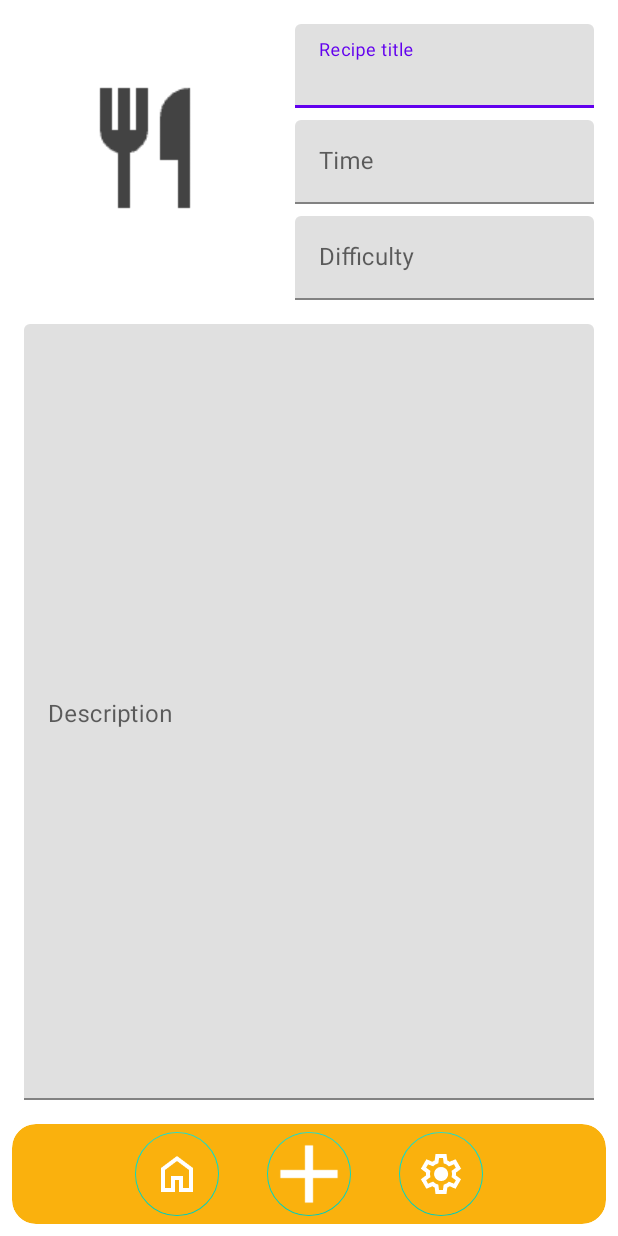
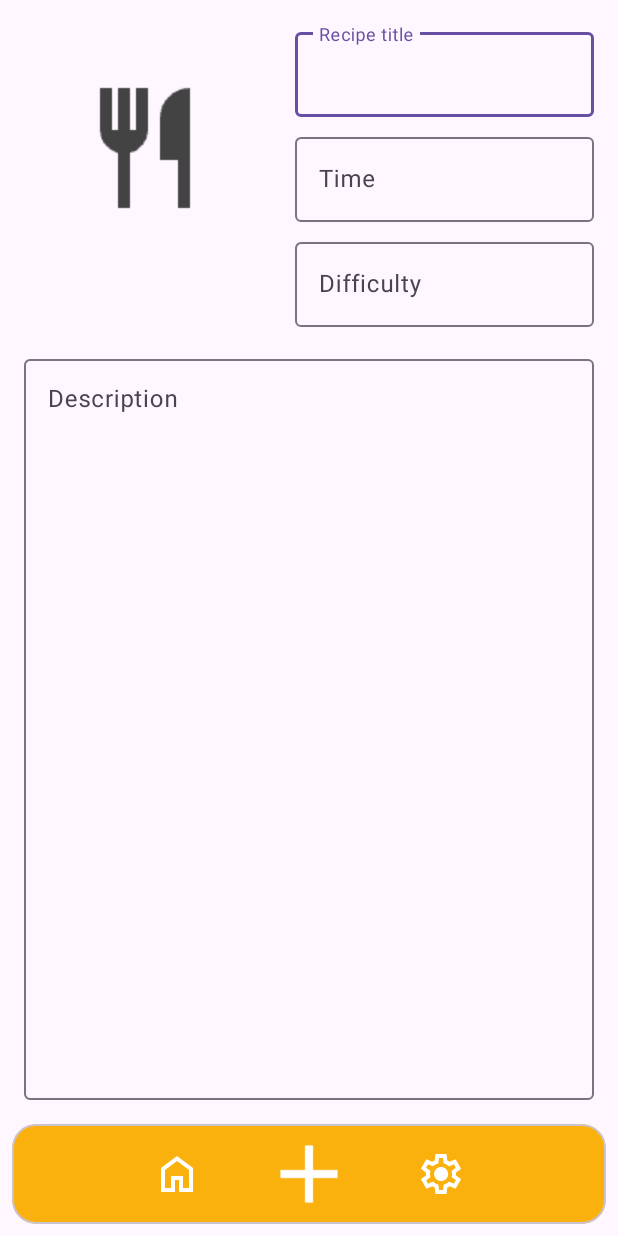
Before and after one commit to andymeneguzzo/RecipeManager, an Android app: the AddRecipeActivity screen opened directly, with no data from a screen before it, on a phone screen of 412 x 824 dp. Run offline under Robolectric (Android 15) with nearby library versions, the phone set to English and light mode, and no system bars; Roboto replaces fonts that are not available here.

Commit message:
UI changes

```diff
--- a/app/src/main/res/values/themes.xml
+++ b/app/src/main/res/values/themes.xml
@@ -1,6 +1,6 @@
 <resources xmlns:tools="http://schemas.android.com/tools">
     <!-- Base application theme. -->
-    <style name="Theme.RecipeManager" parent="Theme.MaterialComponents.DayNight.NoActionBar">
+    <style name="Theme.RecipeManager" parent="Theme.Material3.DayNight.NoActionBar">
         <!-- Customize your light theme here. -->
         <!-- <item name="colorPrimary">@color/my_light_primary</item> -->
     </style>
```
